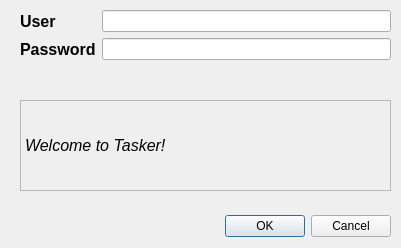
Above: testDesktop/Desktop/logindialog.ui from sacdallago/it.unibz.inf.sesp.Task before the change. Below: the same form after it.
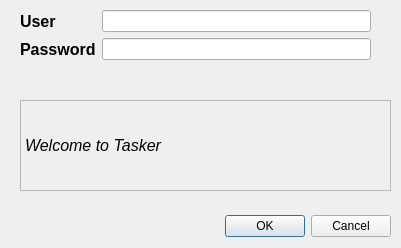
That is the form after the change.

```diff
--- a/testDesktop/Desktop/logindialog.ui
+++ b/testDesktop/Desktop/logindialog.ui
@@ -46,6 +46,9 @@
      <bold>false</bold>
     </font>
    </property>
+   <property name="autoFillBackground">
+    <bool>false</bool>
+   </property>
    <property name="frameShape">
     <enum>QFrame::StyledPanel</enum>
    </property>
@@ -59,7 +62,7 @@
     <number>0</number>
    </property>
    <property name="text">
-    <string>Welcome to Tasker!</string>
+    <string>Welcome to Tasker</string>
    </property>
   </widget>
   <widget class="QWidget" name="formLayoutWidget">
@@ -67,7 +70,7 @@
     <rect>
      <x>20</x>
      <y>10</y>
-     <width>371</width>
+     <width>351</width>
      <height>81</height>
     </rect>
    </property>
@@ -107,7 +110,13 @@
     <item row="1" column="1">
      <widget class="QLineEdit" name="passwordLineEdit">
       <property name="inputMethodHints">
-       <set>Qt::ImhHiddenText</set>
+       <set>Qt::ImhHiddenText|Qt::ImhNoAutoUppercase|Qt::ImhNoPredictiveText|Qt::ImhSensitiveData</set>
+      </property>
+      <property name="echoMode">
+       <enum>QLineEdit::Password</enum>
+      </property>
+      <property name="clearButtonEnabled">
+       <bool>true</bool>
       </property>
      </widget>
     </item>
```
